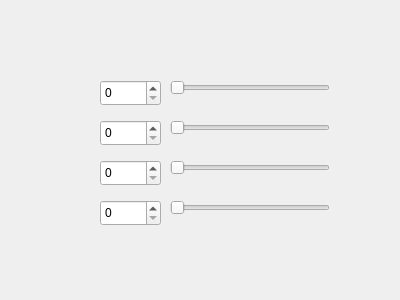
Before: the Qt Designer form src/dynamixel_gui/src/dynamixel_gui/dynamixel_gui.ui in uc-Scarab/dynamixel_gui, drawn with Qt 5.
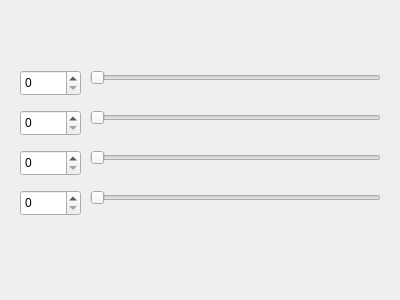
After: the same form once the commit is applied.

Commit message: adjusted slider lengths

```diff
--- a/src/dynamixel_gui/src/dynamixel_gui/dynamixel_gui.ui
+++ b/src/dynamixel_gui/src/dynamixel_gui/dynamixel_gui.ui
@@ -16,8 +16,8 @@
   <widget class="QSpinBox" name="spinBox">
    <property name="geometry">
     <rect>
-     <x>100</x>
-     <y>80</y>
+     <x>20</x>
+     <y>70</y>
      <width>61</width>
      <height>26</height>
     </rect>
@@ -29,9 +29,9 @@
   <widget class="QSlider" name="motor_2">
    <property name="geometry">
     <rect>
-     <x>170</x>
-     <y>80</y>
-     <width>160</width>
+     <x>90</x>
+     <y>70</y>
+     <width>291</width>
      <height>16</height>
     </rect>
    </property>
@@ -45,8 +45,8 @@
   <widget class="QSpinBox" name="spinBox_2">
    <property name="geometry">
     <rect>
-     <x>100</x>
-     <y>120</y>
+     <x>20</x>
+     <y>110</y>
      <width>61</width>
      <height>26</height>
     </rect>
@@ -58,9 +58,9 @@
   <widget class="QSlider" name="motor_3">
    <property name="geometry">
     <rect>
-     <x>170</x>
-     <y>120</y>
-     <width>160</width>
+     <x>90</x>
+     <y>110</y>
+     <width>291</width>
      <height>16</height>
     </rect>
    </property>
@@ -74,9 +74,9 @@
   <widget class="QSlider" name="motor_4">
    <property name="geometry">
     <rect>
-     <x>170</x>
-     <y>160</y>
-     <width>160</width>
+     <x>90</x>
+     <y>150</y>
+     <width>291</width>
      <height>16</height>
     </rect>
    </property>
@@ -90,8 +90,8 @@
   <widget class="QSpinBox" name="spinBox_3">
    <property name="geometry">
     <rect>
-     <x>100</x>
-     <y>160</y>
+     <x>20</x>
+     <y>150</y>
      <width>61</width>
      <height>26</height>
     </rect>
@@ -103,9 +103,9 @@
   <widget class="QSlider" name="motor_5">
    <property name="geometry">
     <rect>
-     <x>170</x>
-     <y>200</y>
-     <width>160</width>
+     <x>90</x>
+     <y>190</y>
+     <width>291</width>
      <height>16</height>
     </rect>
    </property>
@@ -119,8 +119,8 @@
   <widget class="QSpinBox" name="spinBox_4">
    <property name="geometry">
     <rect>
-     <x>100</x>
-     <y>200</y>
+     <x>20</x>
+     <y>190</y>
      <width>61</width>
      <height>26</height>
     </rect>
```
